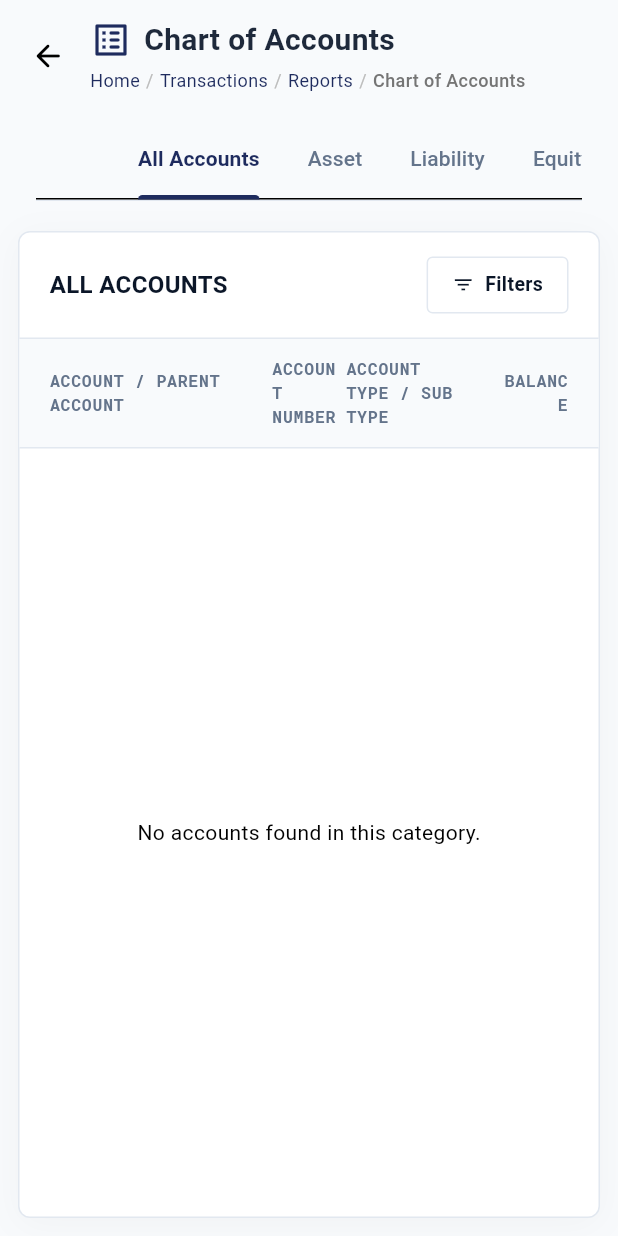
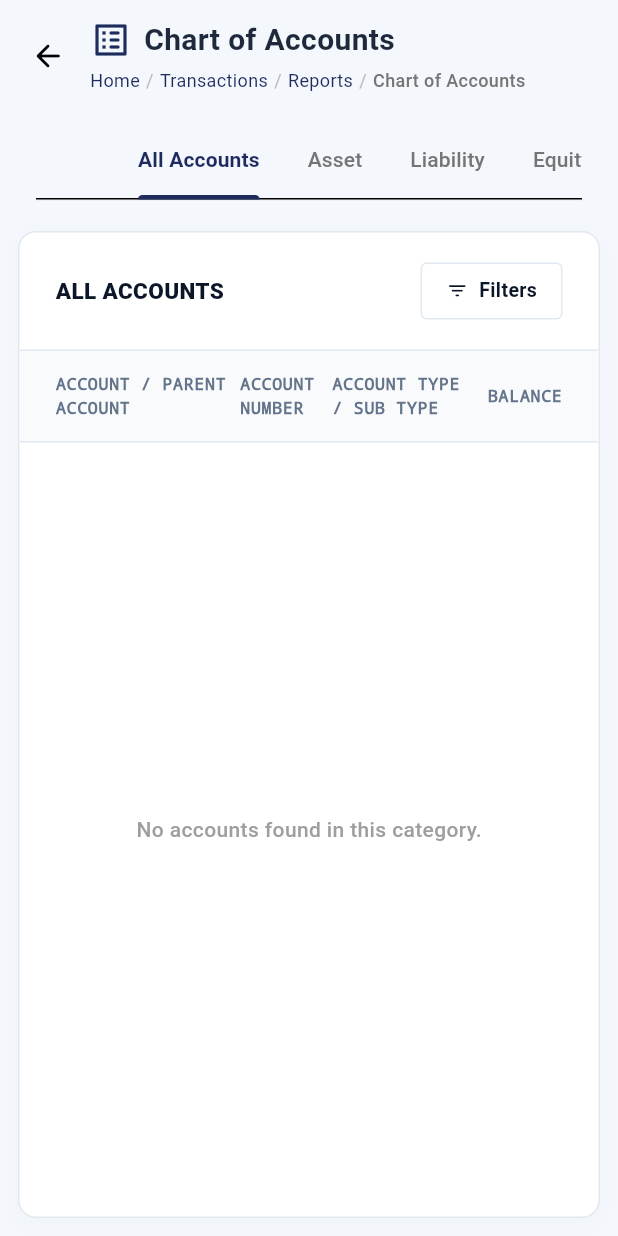
Before and after one commit to Senbagalakshmi/AMS_FLUTTER, a Flutter app: the ChartOfAccountsScreen screen opened directly with empty values, on a phone screen of 412 x 824 dp. Run offline on Flutter 3.47's test engine with Material 3 defaults, Android fonts, the phone set to English and light mode, and no system bars; our stand-ins replace fl_chart, google_fonts, pdf, printing; missing offline and left inert: dart:html, excel, phone_numbers_parser, universal_html; accounts and stored records are empty; statements that could not run were skipped.

Commit message:
chat of acc alginment fix

```diff
--- a/lib/screens/chart_of_accounts_screen.dart
+++ b/lib/screens/chart_of_accounts_screen.dart
@@ -37,6 +37,14 @@ class _ChartOfAccountsScreenState extends State<ChartOfAccountsScreen> with Sing
     'Expense'
   ];
 
+  TextStyle bodyStyle({double size = 14, FontWeight weight = FontWeight.w500, Color color = Colors.black, double? height}) {
+    return TextStyle(fontSize: size, fontWeight: weight, color: color, height: height);
+  }
+
+  TextStyle monoStyle({double size = 11, FontWeight weight = FontWeight.w700, Color color = Colors.grey, double? letterSpacing}) {
+    return TextStyle(fontSize: size, fontWeight: weight, color: color, fontFamily: 'monospace', letterSpacing: letterSpacing);
+  }
+
   @override
   void initState() {
     super.initState();
@@ -53,7 +61,7 @@ class _ChartOfAccountsScreenState extends State<ChartOfAccountsScreen> with Sing
 
   void _handleTabSelection() {
     if (_tabController.indexIsChanging) return;
-    setState(() {}); // Re-render the table below based on selected tab
+    setState(() {});
   }
 
   Future<void> _fetchData() async {
@@ -72,7 +80,6 @@ class _ChartOfAccountsScreenState extends State<ChartOfAccountsScreen> with Sing
     if (selectedTab == 'All Accounts') {
       return _allAccounts;
     }
-    // Filter by GLCATNAME which usually contains "Asset", "Liability", etc.
     return _allAccounts.where((acc) {
       final type = (acc['accountType'] as String?)?.toLowerCase() ?? '';
       return type.contains(selectedTab.toLowerCase());
@@ -81,12 +88,13 @@ class _ChartOfAccountsScreenState extends State<ChartOfAccountsScreen> with Sing
 
   @override
   Widget build(BuildContext context) {
+    final isMobile = Responsive.isMobile(context);
+
     return Scaffold(
-      backgroundColor: AppColors.bg,
+      backgroundColor: const Color(0xFFF4F7FC),
       body: Column(
         crossAxisAlignment: CrossAxisAlignment.stretch,
         children: [
-          // Header matches GL Balance & Trial Balance
           AmsIdentityHeader(
             icon: const Icon(Icons.list_alt_rounded, size: 28, color: AppColors.tBlue),
             title: 'Chart of Accounts',
@@ -104,14 +112,14 @@ class _ChartOfAccountsScreenState extends State<ChartOfAccountsScreen> with Sing
             ],
           ),
 
-          // Tabs
+          // Tabs Section
           Padding(
             padding: const EdgeInsets.symmetric(horizontal: 24.0, vertical: 8.0),
             child: Container(
               decoration: const BoxDecoration(
                 border: Border(
                   bottom: BorderSide(
-                    color: AppColors.border,
+                    color: Color(0xEFEFEFEF),
                     width: 1.0,
                   ),
                 ),
@@ -120,36 +128,30 @@ class _ChartOfAccountsScreenState extends State<ChartOfAccountsScreen> with Sing
                 controller: _tabController,
                 isScrollable: true,
                 labelColor: AppColors.tBlue,
-                unselectedLabelColor: AppColors.ink3,
+                unselectedLabelColor: Colors.grey[600],
                 indicatorColor: AppColors.tBlue,
                 indicatorWeight: 3.0,
-                labelStyle: bodyStyle(
-                  size: 14,
-                  weight: FontWeight.w700,
-                ),
-                unselectedLabelStyle: bodyStyle(
-                  size: 14,
-                  weight: FontWeight.w500,
-                ),
+                labelStyle: bodyStyle(size: 14, weight: FontWeight.w700),
+                unselectedLabelStyle: bodyStyle(size: 14, weight: FontWeight.w500),
                 tabs: _tabs.map((t) => Tab(text: t, height: 48)).toList(),
               ),
             ),
           ),
 
-          // Content Area
+          // Data Table Container
           Expanded(
             child: _isLoading
                 ? const Center(child: CircularProgressIndicator())
                 : Container(
-                    margin: EdgeInsets.all(Responsive.isMobile(context) ? 12 : 24),
+                    margin: EdgeInsets.all(isMobile ? 12 : 24),
                     decoration: BoxDecoration(
                       color: Colors.white,
-                      borderRadius: BorderRadius.circular(8),
-                      border: Border.all(color: AppColors.border),
+                      borderRadius: BorderRadius.circular(12),
+                      border: Border.all(color: const Color(0xFFE2E8F0)),
                       boxShadow: [
                         BoxShadow(
-                          color: Colors.black.withOpacity(0.03),
-                          blurRadius: 20,
+                          color: Colors.black.withOpacity(0.02),
+                          blurRadius: 16,
                           offset: const Offset(0, 4),
                         ),
                       ],
@@ -159,9 +161,9 @@ class _ChartOfAccountsScreenState extends State<ChartOfAccountsScreen> with Sing
                       children: [
                         // Dynamic Title & Filter Button
                         Container(
-                          padding: const EdgeInsets.symmetric(horizontal: 20, vertical: 16),
+                          padding: const EdgeInsets.symmetric(horizontal: 24, vertical: 20),
                           decoration: const BoxDecoration(
-                            border: Border(bottom: BorderSide(color: AppColors.border)),
+                            border: Border(bottom: BorderSide(color: Color(0xFFE2E8F0))),
                           ),
                           child: Row(
                             mainAxisAlignment: MainAxisAlignment.spaceBetween,
@@ -169,48 +171,53 @@ class _ChartOfAccountsScreenState extends State<ChartOfAccountsScreen> with Sing
                               Text(
                                 _tabs[_tabController.index].toUpperCase(),
                                 style: bodyStyle(
-                                  size: 16,
-                                  weight: FontWeight.w700,
+                                  size: 15,
+                                  weight: FontWeight.w800,
                                   color: AppColors.ink,
                                 ),
                               ),
                               AmsButton(
                                 label: 'Filters',
-                                icon: Icons.filter_list,
+                                icon: Icons.filter_list_rounded,
                                 variant: AmsButtonVariant.outline,
                                 onPressed: () {},
                               ),
                             ],
                           ),
                         ),
-                        // Data Table Header
+
+                        // Table Column Headers
                         Container(
-                          padding: const EdgeInsets.symmetric(vertical: 12.0, horizontal: 20),
+                          padding: const EdgeInsets.symmetric(vertical: 14.0, horizontal: 24),
                           decoration: const BoxDecoration(
-                            border: Border(
-                              bottom: BorderSide(color: AppColors.border, width: 1.0),
-                            ),
+                            border: Border(bottom: BorderSide(color: Color(0xFFE2E8F0))),
                             color: Color(0xFFF8FAFC),
                           ),
                           child: Row(
                             children: [
-                              Expanded(flex: 3, child: _buildColHeader('ACCOUNT / PARENT ACCOUNT')),
-                              Expanded(flex: 1, child: _buildColHeader('ACCOUNT NUMBER')),
-                              Expanded(flex: 2, child: _buildColHeader('ACCOUNT TYPE / SUB TYPE')),
-                              Expanded(flex: 1, child: _buildColHeader('BALANCE', alignRight: true)),
+                              Expanded(flex: 4, child: _buildColHeader('ACCOUNT / PARENT ACCOUNT')),
+                              Expanded(flex: 2, child: _buildColHeader('ACCOUNT NUMBER')),
+                              Expanded(flex: 3, child: _buildColHeader('ACCOUNT TYPE / SUB TYPE')),
+                              Expanded(flex: 2, child: _buildColHeader('BALANCE', alignRight: true)),
                             ],
                           ),
                         ),
-                        // Data List
+
+                        // Data Content List
                         Expanded(
                           child: _filteredAccounts.isEmpty
-                              ? const Center(child: Text('No accounts found in this category.'))
+                              ? Center(
+                                  child: Text(
+                                    'No accounts found in this category.',
+                                    style: bodyStyle(color: Colors.grey[500]!, size: 14),
+                                  ),
+                                )
                               : ListView.separated(
+                                  padding: EdgeInsets.zero,
                                   itemCount: _filteredAccounts.length,
-                                  separatorBuilder: (context, index) => const Divider(height: 1, color: AppColors.border),
+                                  separatorBuilder: (context, index) => const Divider(height: 1, color: Color(0xFFF1F5F9)),
                                   itemBuilder: (context, index) {
-                                    final acc = _filteredAccounts[index];
-                                    return _buildAccountRow(acc);
+                                    return _buildAccountRow(_filteredAccounts[index]);
                                   },
                                 ),
                         ),
@@ -230,7 +237,7 @@ class _ChartOfAccountsScreenState extends State<ChartOfAccountsScreen> with Sing
       style: monoStyle(
         size: 11,
         weight: FontWeight.w700,
-        color: AppColors.ink3,
+        color: const Color(0xFF64748B),
         letterSpacing: 0.5,
       ),
     );
@@ -243,36 +250,34 @@ class _ChartOfAccountsScreenState extends State<ChartOfAccountsScreen> with Sing
     final isNegative = balance < 0;
 
     return InkWell(
-      onHover: (hovering) {
-        // Optional: add a subtle hover effect state if desired.
-      },
       onTap: () {},
       child: Padding(
-        padding: const EdgeInsets.symmetric(vertical: 16.0),
+        padding: const EdgeInsets.symmetric(vertical: 16.0, horizontal: 24.0),
         child: Row(
           crossAxisAlignment: CrossAxisAlignment.center,
           children: [
-            // Account Name
+            // Column 1: Account Name
             Expanded(
-              flex: 3,
+              flex: 4,
               child: Row(
                 children: [
                   Container(
-                    width: 24,
-                    height: 24,
-                    margin: const EdgeInsets.only(right: 12),
+                    width: 32,
+                    height: 32,
+                    margin: const EdgeInsets.only(right: 14),
                     decoration: BoxDecoration(
                       shape: BoxShape.circle,
-                      border: Border.all(color: Colors.purple.shade200),
-                      color: Colors.purple.shade50,
+                      color: const Color(0xFFF3E8FF),
+                      // FIXED HERE: Valid hex formatting
+                      border: Border.all(color: const Color(0xFFE9D5FF)),
                     ),
-                    child: Center(
+                    child: const Center(
                       child: Text(
                         '\$',
                         style: TextStyle(
-                          fontSize: 12,
-                          color: Colors.purple.shade700,
-                          fontWeight: FontWeight.bold,
+                          fontSize: 13,
+                          color: Color(0xFF7E22CE),
+                          fontWeight: FontWeight.w700,
                         ),
                       ),
                     ),
@@ -280,31 +285,35 @@ class _ChartOfAccountsScreenState extends State<ChartOfAccountsScreen> with Sing
                   Expanded(
                     child: Text(
                       acc['accountName']?.toString() ?? '',
+                      maxLines: 1,
+                      overflow: TextOverflow.ellipsis,
                       style: bodyStyle(
                         size: 14,
                         weight: FontWeight.w600,
-                        color: AppColors.ink,
+                        color: const Color(0xFF1E293B),
                       ),
                     ),
                   ),
                 ],
               ),
             ),
-            // Account Number
+
+            // Column 2: Account Number
             Expanded(
-              flex: 1,
+              flex: 2,
               child: Text(
-                acc['accountNumber']?.toString() ?? '',
+                acc['accountNumber']?.toString() ?? '—',
                 style: bodyStyle(
                   size: 14,
                   weight: FontWeight.w500,
-                  color: AppColors.ink,
+                  color: const Color(0xFF334155),
                 ),
               ),
             ),
-            // Account Type
+
+            // Column 3: Account Type
             Expanded(
-              flex: 2,
+              flex: 3,
               child: Column(
                 crossAxisAlignment: CrossAxisAlignment.start,
                 mainAxisAlignment: MainAxisAlignment.center,
@@ -314,7 +323,7 @@ class _ChartOfAccountsScreenState extends State<ChartOfAccountsScreen> with Sing
                     style: bodyStyle(
                       size: 14,
                       weight: FontWeight.w600,
-                      color: AppColors.ink,
+                      color: const Color(0xFF1E293B),
                     ),
                   ),
                   const SizedBox(height: 2),
@@ -323,22 +332,25 @@ class _ChartOfAccountsScreenState extends State<ChartOfAccountsScreen> with Sing
                     style: bodyStyle(
                       size: 12,
                       weight: FontWeight.w400,
-                      color: AppColors.ink3,
+                      color: const Color(0xFF64748B),
                     ),
                   ),
                 ],
               ),
             ),
-            // Balance
+
+            // Column 4: Balance
             Expanded(
-              flex: 1,
+              flex: 2,
               child: Text(
                 '${formatCurrency.format(balance.abs())} $currency',
                 textAlign: TextAlign.right,
+                maxLines: 1,
+                overflow: TextOverflow.ellipsis,
                 style: bodyStyle(
                   size: 14,
-                  weight: FontWeight.w600,
-                  color: isNegative ? Colors.red.shade700 : AppColors.ink,
+                  weight: FontWeight.w700,
+                  color: isNegative ? const Color(0xFFDC2626) : const Color(0xFF0F172A),
                 ),
               ),
             ),
```
